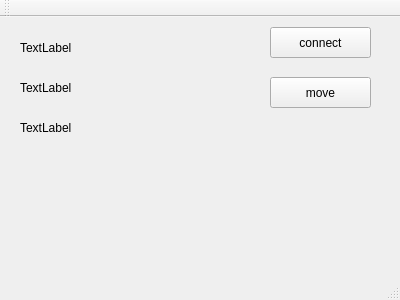
Above: robot_demo/mainwindow.ui from MiroslavKohut/IroboCreate_project before the change. Below: the same form after it.
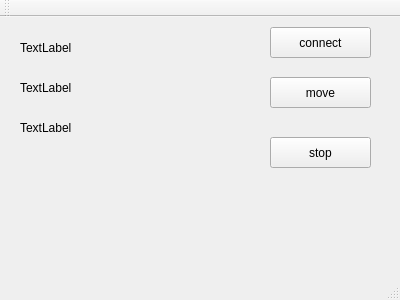
That is the form after the change.

Patch:
```diff
--- a/robot_demo/mainwindow.ui
+++ b/robot_demo/mainwindow.ui
@@ -79,6 +79,19 @@
      <string>TextLabel</string>
     </property>
    </widget>
+   <widget class="QPushButton" name="pushButton_3">
+    <property name="geometry">
+     <rect>
+      <x>270</x>
+      <y>120</y>
+      <width>101</width>
+      <height>31</height>
+     </rect>
+    </property>
+    <property name="text">
+     <string>stop</string>
+    </property>
+   </widget>
   </widget>
   <widget class="QMenuBar" name="menuBar">
    <property name="geometry">
```
